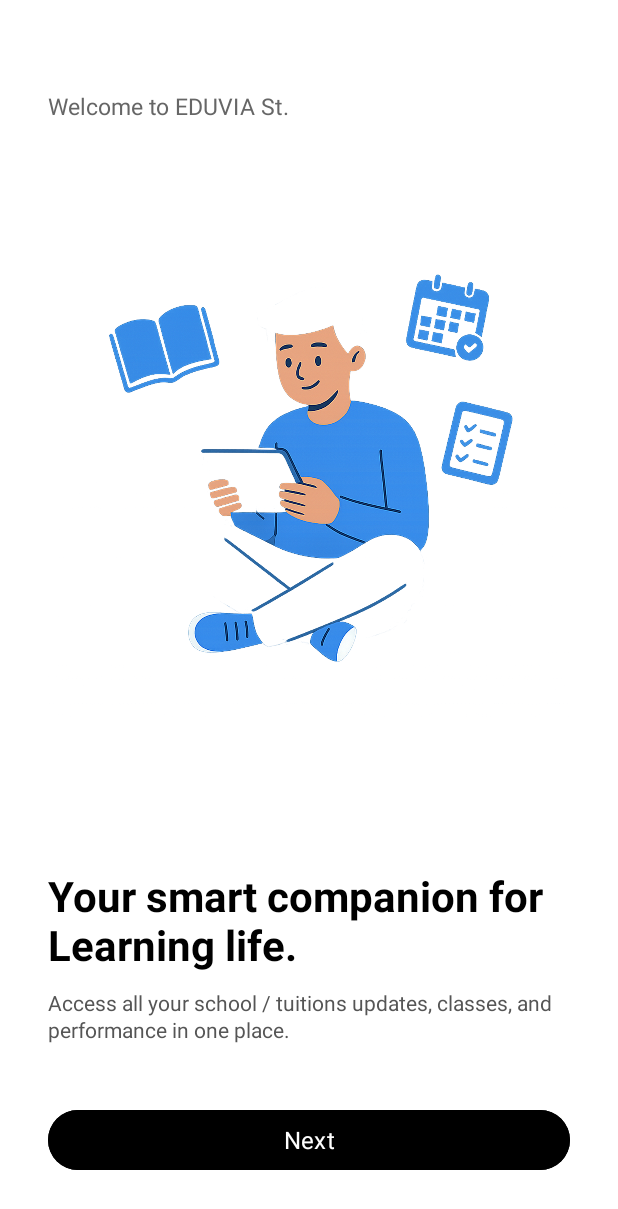
After one commit to ramanmann45628/EduviaSt, an Android app: the layout layout_onboarding_screen.xml on its own in the app's theme, with its tools: preview values and no code run, on a phone screen of 412 x 824 dp. The commit adds this screen. Shown: the top 1209 px of the screen. Run offline under Robolectric (Android 15) with nearby library versions, the phone set to English and light mode, and no system bars.

Commit message:
onboarding screen fix

```diff
--- /dev/null
+++ b/app/src/main/res/drawable/dot_active.xml
@@ -0,0 +1,4 @@
+<shape xmlns:android="http://schemas.android.com/apk/res/android" android:shape="oval">
+    <size android:width="12dp" android:height="12dp"/>
+    <solid android:color="#000000"/> <!-- active dot color -->
+</shape>
--- /dev/null
+++ b/app/src/main/res/drawable/dot_inactive.xml
@@ -0,0 +1,4 @@
+<shape xmlns:android="http://schemas.android.com/apk/res/android" android:shape="oval">
+    <size android:width="10dp" android:height="10dp"/>
+    <solid android:color="#CCCCCC"/> <!-- inactive dot color -->
+</shape>
--- /dev/null
+++ b/app/src/main/res/drawable/dot_shape.xml
@@ -0,0 +1,4 @@
+<shape xmlns:android="http://schemas.android.com/apk/res/android" android:shape="oval">
+    <size android:width="12dp" android:height="12dp"/>
+    <solid android:color="#CCCCCC"/>
+</shape>
--- /dev/null
+++ b/app/src/main/res/font/inter.xml
@@ -0,0 +1,19 @@
+<?xml version="1.0" encoding="utf-8"?>
+<font-family xmlns:android="http://schemas.android.com/apk/res/android">
+    <font
+        android:fontStyle="normal"
+        android:fontWeight="400"
+        android:font="@font/inter_regular" />
+    <font
+        android:fontStyle="normal"
+        android:fontWeight="500"
+        android:font="@font/inter_medium" />
+    <font
+        android:fontStyle="normal"
+        android:fontWeight="600"
+        android:font="@font/inter_semibold" />
+    <font
+        android:fontStyle="normal"
+        android:fontWeight="700"
+        android:font="@font/inter_bold" />
+</font-family>
--- /dev/null
+++ b/app/src/main/res/layout/layout_onboarding_screen.xml
@@ -0,0 +1,81 @@
+<FrameLayout xmlns:android="http://schemas.android.com/apk/res/android"
+    xmlns:app="http://schemas.android.com/apk/res-auto"
+    android:layout_width="match_parent"
+    android:layout_height="match_parent"
+    android:background="@android:color/white">
+
+    <LinearLayout
+        android:layout_width="match_parent"
+        android:layout_height="match_parent"
+        android:orientation="vertical"
+        android:paddingHorizontal="32dp"
+        android:paddingTop="60dp"
+        android:paddingBottom="40dp">
+
+        <!-- Welcome Text -->
+        <TextView
+            android:id="@+id/title"
+            android:layout_width="wrap_content"
+            android:layout_height="wrap_content"
+            android:text="Welcome to EDUVIA St."
+            android:textColor="#666666"
+            android:textSize="15sp"
+            android:fontFamily="@font/inter"
+            android:layout_marginBottom="24dp"
+            android:gravity="start" />
+
+        <!-- Illustration (takes flexible space) -->
+        <ImageView
+            android:id="@+id/image"
+            android:layout_width="match_parent"
+            android:layout_height="0dp"
+            android:layout_weight="1"
+            android:adjustViewBounds="true"
+            android:scaleType="fitCenter"
+            android:src="@drawable/illustration1"
+            android:layout_marginBottom="36dp" />
+
+        <!-- Texts and Button Area -->
+        <LinearLayout
+            android:layout_width="match_parent"
+            android:layout_height="wrap_content"
+            android:orientation="vertical">
+
+            <TextView
+                android:id="@+id/description"
+                android:layout_width="match_parent"
+                android:layout_height="wrap_content"
+                android:text="Your smart companion for Learning life."
+                android:textColor="#000000"
+                android:textSize="28sp"
+                android:textStyle="bold"
+                android:gravity="start"
+                android:fontFamily="@font/inter_bold"
+                android:layout_marginBottom="10dp" />
+
+            <TextView
+                android:id="@+id/subText"
+                android:layout_width="match_parent"
+                android:layout_height="wrap_content"
+                android:text="Access all your school / tuitions updates, classes, and performance in one place."
+                android:textColor="#555555"
+                android:textSize="14sp"
+                android:gravity="start"
+                android:lineSpacingExtra="2dp"
+                android:fontFamily="@font/inter_medium"
+                android:layout_marginBottom="40dp" />
+
+            <Button
+                android:id="@+id/btnNext"
+                android:layout_width="match_parent"
+                android:layout_height="48dp"
+                android:backgroundTint="#000000"
+                android:fontFamily="@font/inter_semibold"
+                android:text="Next"
+                android:textAllCaps="false"
+                android:textColor="#FFFFFF"
+                android:textSize="16sp" />
+        </LinearLayout>
+    </LinearLayout>
+
+</FrameLayout>
--- a/app/src/main/res/values/colors.xml
+++ b/app/src/main/res/values/colors.xml
@@ -1,5 +1,7 @@
 <?xml version="1.0" encoding="utf-8"?>
 <resources>
-    <color name="black">#FF000000</color>
+    <color name="black">#000000</color>
     <color name="white">#FFFFFFFF</color>
+    <color name="gray">#CCCCCC</color>
+
 </resources>
```
Also changed, not shown: app/src/main/java/com/example/eduviast/OnboardItem.java (added, +14 -0 lines), app/src/main/java/com/example/eduviast/OnboardingActivity.java (+128 -5 lines), app/src/main/java/com/example/eduviast/OnboardingAdapter.java (added, +70 -0 lines), app/src/main/res/layout/activity_onboarding.xml (+22 -3 lines), app/src/main/res/drawable/illustration1.png (added), app/src/main/res/drawable/illustration2.png (added), app/src/main/res/font/inter_bold.ttf (added), app/src/main/res/font/inter_medium.ttf (added), app/src/main/res/font/inter_regular.ttf (added), app/src/main/res/font/inter_semibold.ttf (added).
